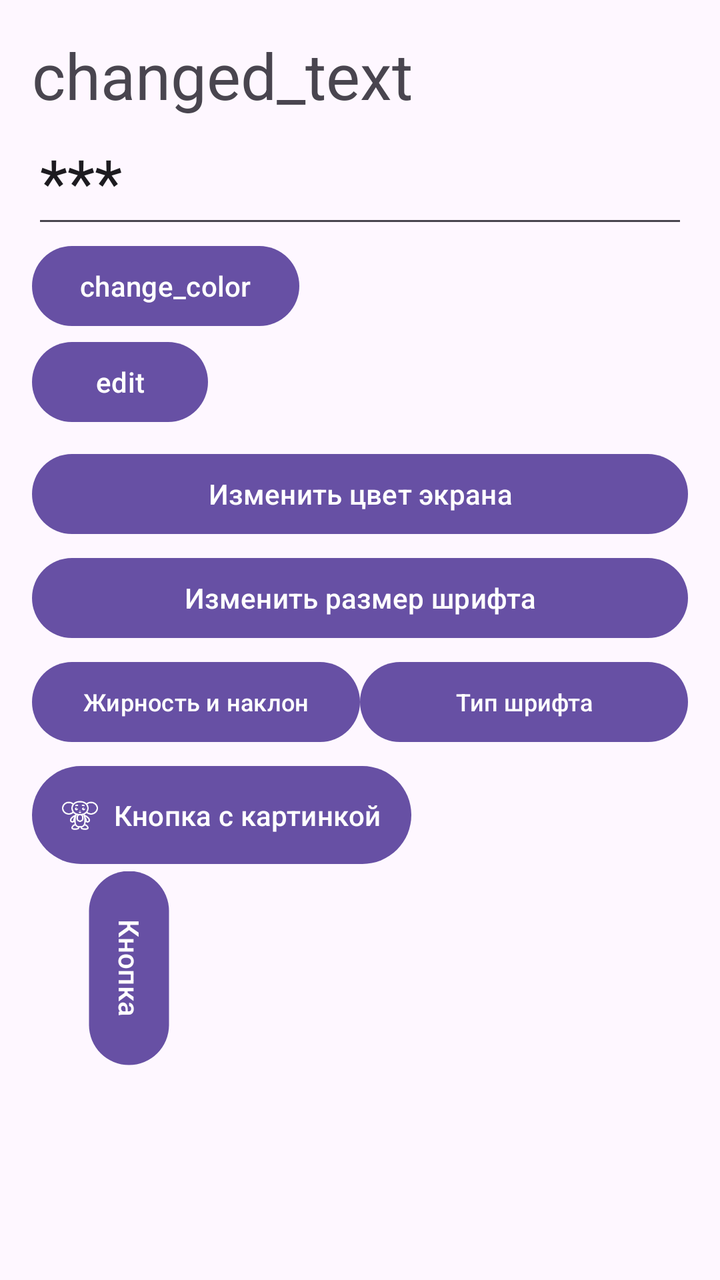
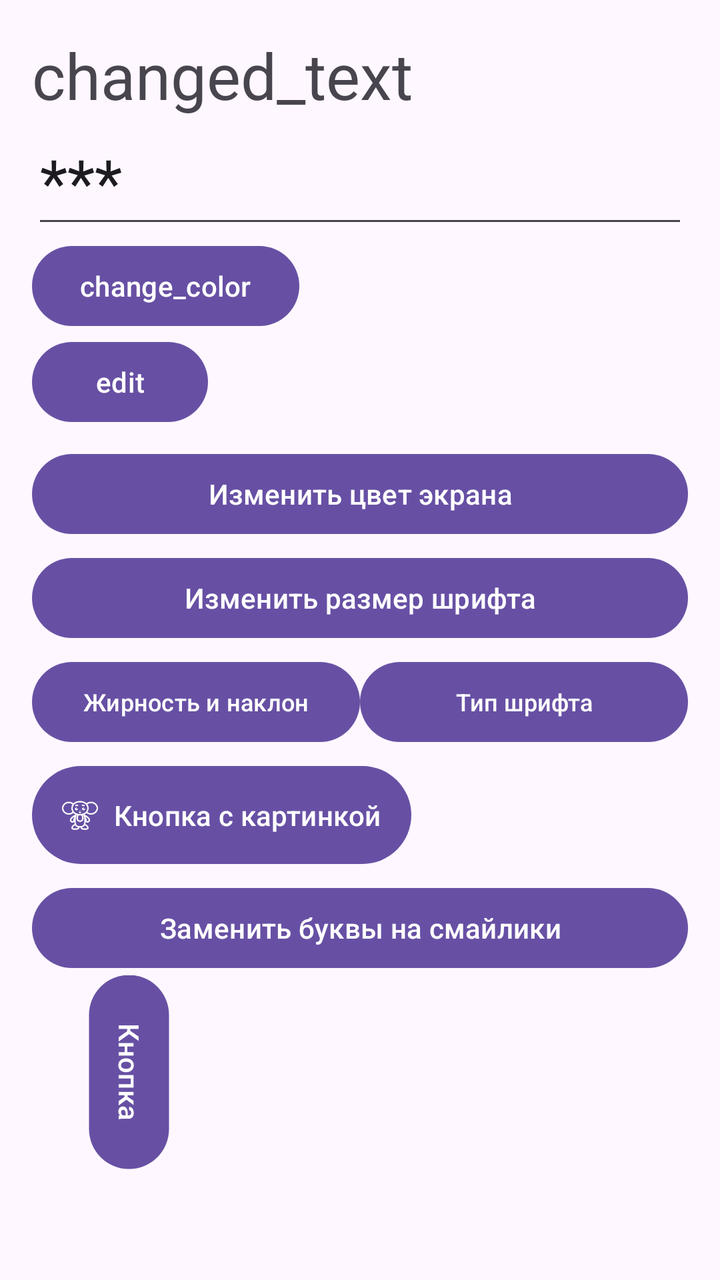

Compare the two renders of this Android layout. The source of the first and the diff that turns it into the second are given below.
<!-- AndroidManifest.xml: application theme Theme.MyApplication2 -->
<!-- res/layout/activity_main.xml -->
<?xml version="1.0" encoding="utf-8"?>
<LinearLayout xmlns:android="http://schemas.android.com/apk/res/android"
    xmlns:app="http://schemas.android.com/apk/res-auto"
    xmlns:tools="http://schemas.android.com/tools"
    android:id="@+id/mainLayout"
    android:layout_width="match_parent"
    android:layout_height="match_parent"
    android:orientation="vertical"
    android:padding="16dp"
    tools:context=".MainActivity">

    <TextView
        android:id="@+id/modtext"
        android:layout_width="wrap_content"
        android:layout_height="wrap_content"
        android:text="changed_text"
        android:textSize="32sp" />

    <EditText
        android:id="@+id/edtext"
        android:layout_width="match_parent"
        android:layout_height="wrap_content"
        android:text="***"
        android:textSize="32sp" />

    <Button
        android:id="@+id/change"
        android:layout_width="wrap_content"
        android:layout_height="wrap_content"
        android:text="change_color" />

    <Button
        android:id="@+id/move"
        android:layout_width="wrap_content"
        android:layout_height="wrap_content"
        android:text="edit" />

    <Button
        android:id="@+id/btnBgColor"
        android:layout_width="match_parent"
        android:layout_height="wrap_content"
        android:layout_marginTop="8dp"
        android:text="Изменить цвет экрана" />

    <Button
        android:id="@+id/btnFontSize"
        android:layout_width="match_parent"
        android:layout_height="wrap_content"
        android:layout_marginTop="4dp"
        android:text="Изменить размер шрифта" />

    
    <LinearLayout
        android:layout_width="match_parent"
        android:layout_height="wrap_content"
        android:layout_marginTop="4dp"
        android:orientation="horizontal">

        <Button
            android:id="@+id/btnStyle"
            android:layout_width="0dp"
            android:layout_height="wrap_content"
            android:layout_weight="1"
            android:text="Жирность и наклон"
            android:textSize="12sp" />

        <Button
            android:id="@+id/btnFont"
            android:layout_width="0dp"
            android:layout_height="wrap_content"
            android:layout_weight="1"
            android:text="Тип шрифта"
            android:textSize="12sp" />
    </LinearLayout>

    
    <Button
        android:id="@+id/btnWithImage"
        android:layout_width="wrap_content"
        android:layout_height="wrap_content"
        android:layout_marginTop="4dp"
        android:padding="15dp"
        android:text="Кнопка с картинкой"
        app:icon="@drawable/icon_for_button"
        app:iconGravity="textStart"
        app:layout_constraintStart_toEndOf="@+id/btnVerticalContainer"/>

    <LinearLayout
        android:id="@+id/btnVerticalContainer"
        android:layout_width="wrap_content"
        android:layout_height="wrap_content"
        android:layout_marginTop="24dp"
        android:rotation="90"
        app:layout_constraintStart_toStartOf="parent"
        app:layout_constraintTop_toBottomOf="@+id/btnWithImage">

        <Button
            android:id="@+id/btnVertical1"
            android:layout_width="wrap_content"
            android:layout_height="wrap_content"
            android:text="Кнопка"
            android:textSize="14sp" />

    </LinearLayout>

</LinearLayout>
<!-- resources referenced by this layout -->
<resources>
  <!-- drawable icon_for_button: png bitmap (drawable, 3286 bytes) -->
  <style name="Theme.MyApplication2" parent="Base.Theme.MyApplication2" />
  <style name="Base.Theme.MyApplication2" parent="Theme.Material3.DayNight.NoActionBar">
          
          
      </style>
</resources>

<!-- the commit's change to res/layout/activity_main.xml (unified diff, before → after) -->
@@ -49,7 +49,6 @@
         android:layout_marginTop="4dp"
         android:text="Изменить размер шрифта" />
 
-    
     <LinearLayout
         android:layout_width="match_parent"
         android:layout_height="wrap_content"
@@ -73,7 +72,6 @@
             android:textSize="12sp" />
     </LinearLayout>
 
-    
     <Button
         android:id="@+id/btnWithImage"
         android:layout_width="wrap_content"
@@ -82,17 +80,22 @@
         android:padding="15dp"
         android:text="Кнопка с картинкой"
         app:icon="@drawable/icon_for_button"
-        app:iconGravity="textStart"
-        app:layout_constraintStart_toEndOf="@+id/btnVerticalContainer"/>
+        app:iconGravity="textStart" />
+
+    
+    <Button
+        android:id="@+id/btnEmoji"
+        android:layout_width="match_parent"
+        android:layout_height="wrap_content"
+        android:layout_marginTop="4dp"
+        android:text="Заменить буквы на смайлики" />
 
     <LinearLayout
         android:id="@+id/btnVerticalContainer"
         android:layout_width="wrap_content"
         android:layout_height="wrap_content"
         android:layout_marginTop="24dp"
-        android:rotation="90"
-        app:layout_constraintStart_toStartOf="parent"
-        app:layout_constraintTop_toBottomOf="@+id/btnWithImage">
+        android:rotation="90">
 
         <Button
             android:id="@+id/btnVertical1"
